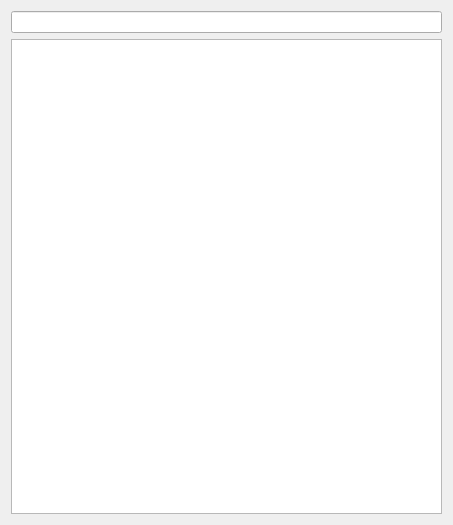
The window that pamet/views/search_bar/widget.ui (v-ko/pamet) describes before a commit, drawn with Qt 5.
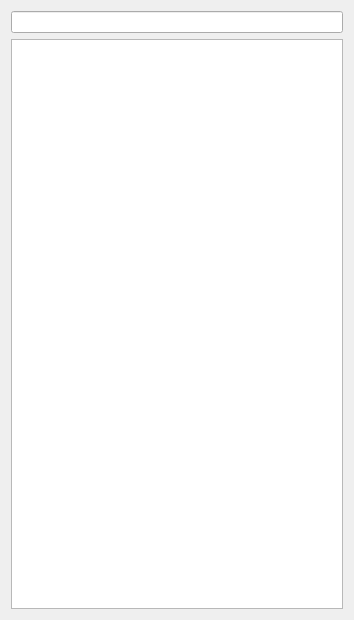
The same window after the commit.

```diff
--- a/pamet/views/search_bar/widget.ui
+++ b/pamet/views/search_bar/widget.ui
@@ -6,10 +6,16 @@
    <rect>
     <x>0</x>
     <y>0</y>
-    <width>453</width>
-    <height>525</height>
+    <width>354</width>
+    <height>620</height>
    </rect>
   </property>
+  <property name="sizePolicy">
+   <sizepolicy hsizetype="Fixed" vsizetype="Preferred">
+    <horstretch>0</horstretch>
+    <verstretch>0</verstretch>
+   </sizepolicy>
+  </property>
   <property name="windowTitle">
    <string>SearchBarWidget</string>
   </property>
```
